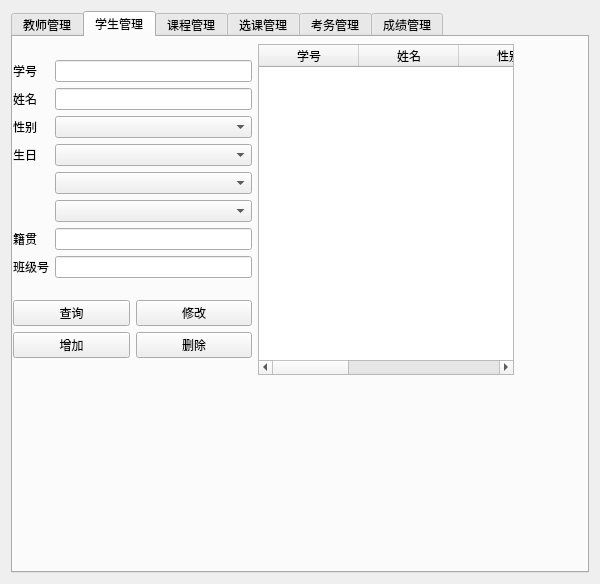
Qt form admin.ui (Database-Course-Developers/Educational_Administration_System) before a commit.
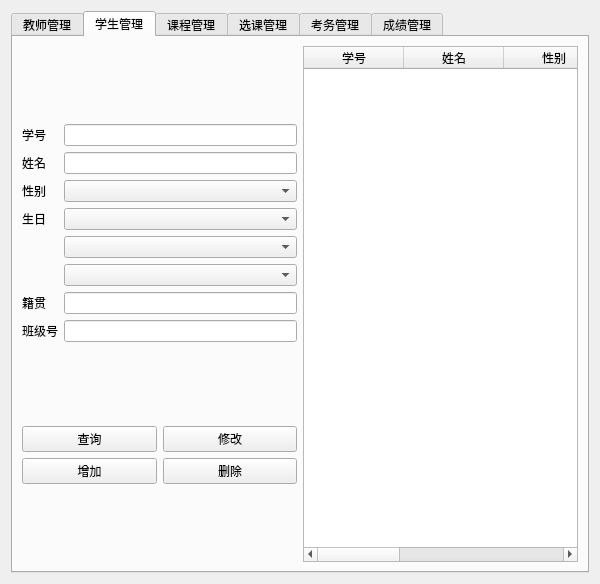
The same form after that commit.

Commit message:
教务布局
教务布局

```diff
--- a/admin.ui
+++ b/admin.ui
@@ -7,7 +7,7 @@
     <x>0</x>
     <y>0</y>
     <width>600</width>
-    <height>547</height>
+    <height>574</height>
    </rect>
   </property>
   <property name="windowTitle">
@@ -227,15 +227,8 @@
       <attribute name="title">
        <string>学生管理</string>
       </attribute>
-      <widget class="QWidget" name="layoutWidget">
-       <property name="geometry">
-        <rect>
-         <x>0</x>
-         <y>7</y>
-         <width>501</width>
-         <height>331</height>
-        </rect>
-       </property>
+      <layout class="QHBoxLayout" name="horizontalLayout_5">
+       <item>
        <layout class="QHBoxLayout" name="horizontalLayout_9">
         <item>
          <layout class="QVBoxLayout" name="verticalLayout_9">
@@ -385,7 +378,8 @@
          </layout>
         </item>
        </layout>
-      </widget>
+       </item>
+      </layout>
      </widget>
      <widget class="QWidget" name="tab_course">
       <attribute name="title">
```
Left out of the diff: 14 changed lines with no effect on the pictures. Lines whose indentation alone changed are shown as unchanged.
